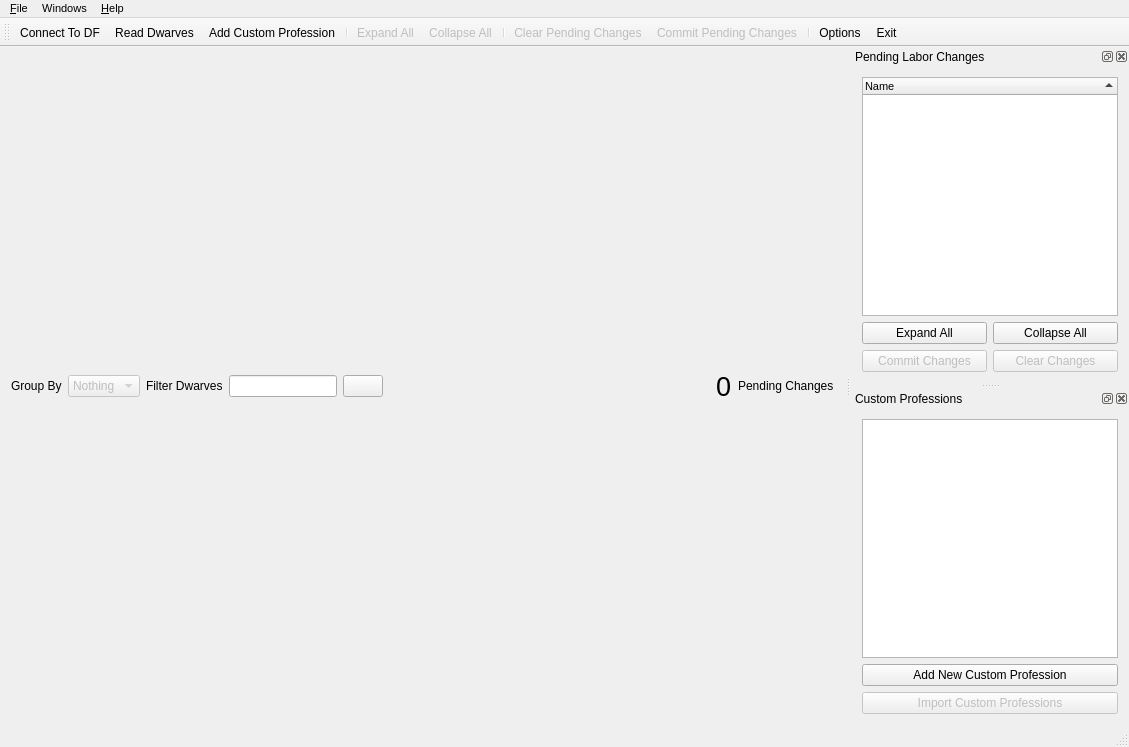
Above: ui/mainwindow.ui from Dwarf-Therapist/Dwarf-Therapist before the change. Below: the same form after it.
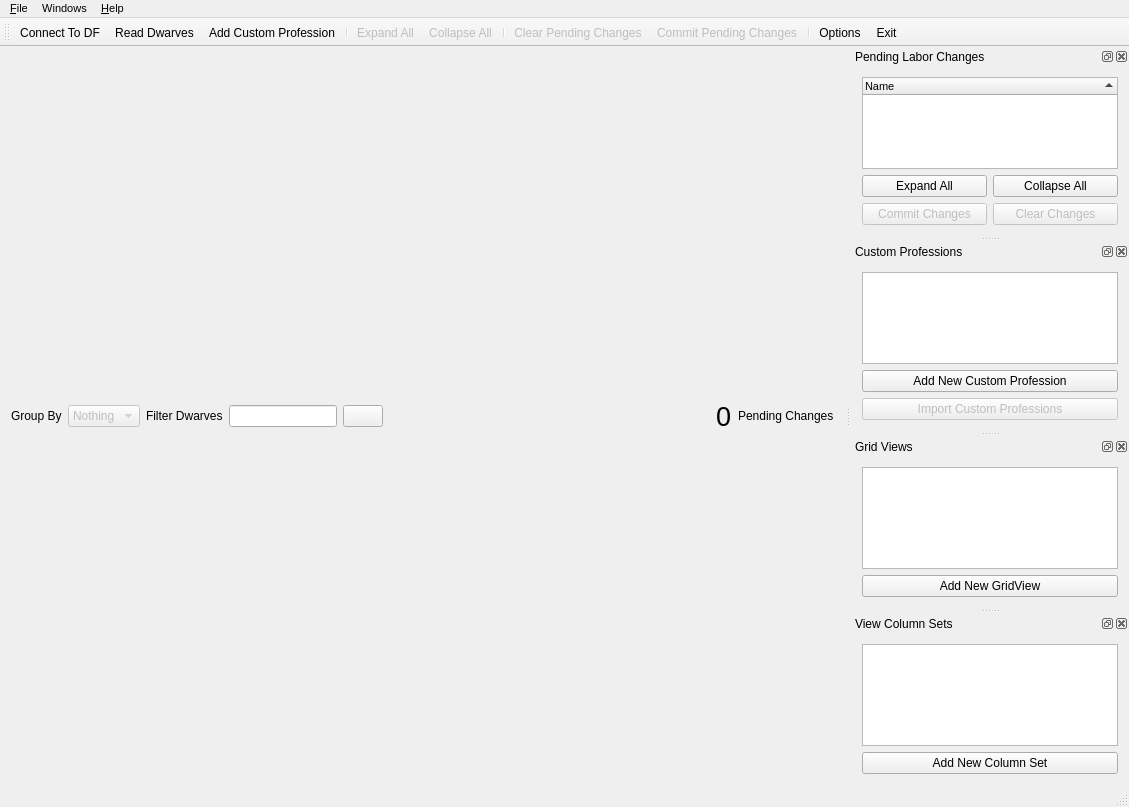
That is the form after the change. Icons and pictures are not drawn.

Commit message: Two new dock views, one for managing GridViews and another for managing ViewColumnSets. Editing of sets kind of works, deleting does the deletion but doesn't update the rest of the GUI causing crashes...

Diff of the .ui file:
```diff
--- a/ui/mainwindow.ui
+++ b/ui/mainwindow.ui
@@ -7,7 +7,7 @@
     <x>0</x>
     <y>0</y>
     <width>1129</width>
-    <height>747</height>
+    <height>807</height>
    </rect>
   </property>
   <property name="windowTitle">
@@ -17,6 +17,12 @@
    <iconset resource="../images.qrc">
     <normaloff>:/img/hammer.png</normaloff>:/img/hammer.png</iconset>
   </property>
+  <property name="tabShape">
+   <enum>QTabWidget::Rounded</enum>
+  </property>
+  <property name="dockOptions">
+   <set>QMainWindow::AllowTabbedDocks|QMainWindow::AnimatedDocks</set>
+  </property>
   <widget class="QWidget" name="main_widget">
    <layout class="QVBoxLayout" name="v_box">
     <item>
@@ -316,9 +322,20 @@
     <layout class="QVBoxLayout" name="verticalLayout_3">
      <item>
       <widget class="QListWidget" name="list_custom_professions">
+       <property name="font">
+        <font>
+         <pointsize>8</pointsize>
+        </font>
+       </property>
        <property name="contextMenuPolicy">
         <enum>Qt::CustomContextMenu</enum>
        </property>
+       <property name="editTriggers">
+        <set>QAbstractItemView::NoEditTriggers</set>
+       </property>
+       <property name="alternatingRowColors">
+        <bool>true</bool>
+       </property>
       </widget>
      </item>
      <item>
@@ -349,6 +366,91 @@
     </layout>
    </widget>
   </widget>
+  <widget class="QDockWidget" name="dock_views">
+   <property name="floating">
+    <bool>false</bool>
+   </property>
+   <property name="windowTitle">
+    <string>Grid Views</string>
+   </property>
+   <attribute name="dockWidgetArea">
+    <number>2</number>
+   </attribute>
+   <widget class="QWidget" name="dockWidgetContents_4">
+    <layout class="QVBoxLayout" name="verticalLayout">
+     <item>
+      <widget class="QListWidget" name="list_grid_views">
+       <property name="font">
+        <font>
+         <pointsize>8</pointsize>
+        </font>
+       </property>
+       <property name="contextMenuPolicy">
+        <enum>Qt::CustomContextMenu</enum>
+       </property>
+       <property name="editTriggers">
+        <set>QAbstractItemView::NoEditTriggers</set>
+       </property>
+       <property name="alternatingRowColors">
+        <bool>true</bool>
+       </property>
+      </widget>
+     </item>
+     <item>
+      <widget class="QPushButton" name="btn_add_new_gridview">
+       <property name="text">
+        <string>Add New GridView</string>
+       </property>
+       <property name="icon">
+        <iconset resource="../images.qrc">
+         <normaloff>:/img/table_add.png</normaloff>:/img/table_add.png</iconset>
+       </property>
+      </widget>
+     </item>
+    </layout>
+   </widget>
+  </widget>
+  <widget class="QDockWidget" name="dock_view_sets">
+   <property name="windowTitle">
+    <string>View Column Sets</string>
+   </property>
+   <attribute name="dockWidgetArea">
+    <number>2</number>
+   </attribute>
+   <widget class="QWidget" name="dockWidgetContents_6">
+    <layout class="QVBoxLayout" name="verticalLayout_4">
+     <item>
+      <widget class="QListWidget" name="list_column_sets">
+       <property name="font">
+        <font>
+         <pointsize>8</pointsize>
+        </font>
+       </property>
+       <property name="contextMenuPolicy">
+        <enum>Qt::CustomContextMenu</enum>
+       </property>
+       <property name="editTriggers">
+        <set>QAbstractItemView::NoEditTriggers</set>
+       </property>
+       <property name="alternatingRowColors">
+        <bool>true</bool>
+       </property>
+      </widget>
+     </item>
+     <item>
+      <widget class="QPushButton" name="btn_add_new_column_set">
+       <property name="text">
+        <string>Add New Column Set</string>
+       </property>
+       <property name="icon">
+        <iconset resource="../images.qrc">
+         <normaloff>:/img/image_add.png</normaloff>:/img/image_add.png</iconset>
+       </property>
+      </widget>
+     </item>
+    </layout>
+   </widget>
+  </widget>
   <action name="act_connect_to_DF">
    <property name="icon">
     <iconset resource="../images.qrc">
```
Left out of the diff: 90 changed lines with no effect on the pictures. The commit also changes 5 other files.
